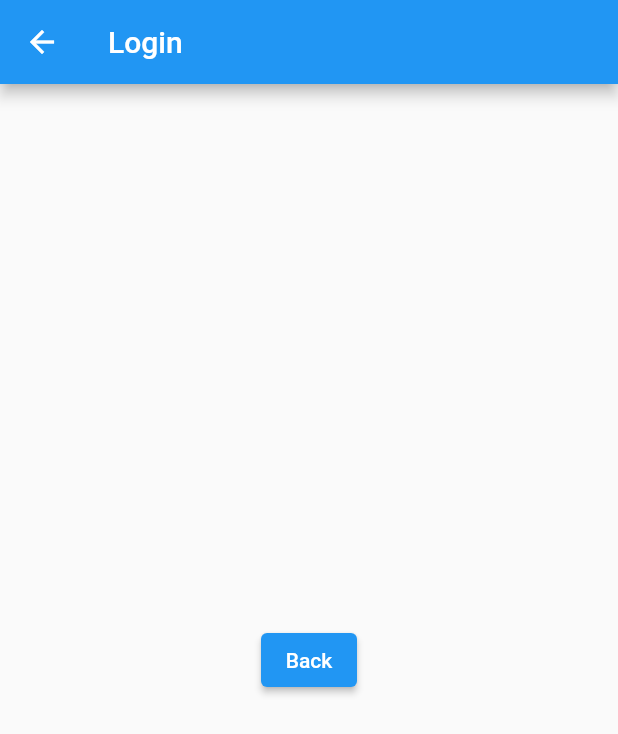
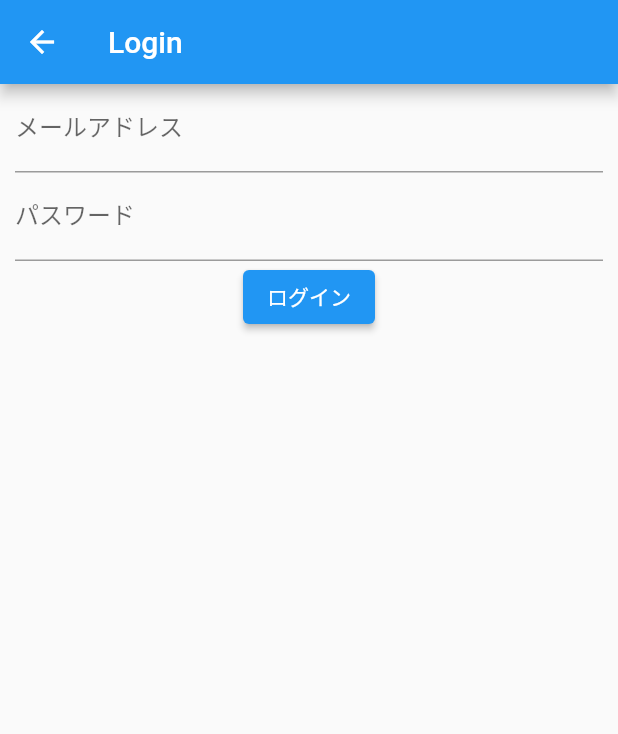
Before and after one commit to yami-beta/flutter-firebase-sample, a Flutter app: the LoginPage screen opened directly, on a phone screen of 412 x 824 dp. Shown: the top 734 px of the screen. Run offline on Flutter 3.47's test engine with Material 2 defaults, Android fonts, the phone set to English and light mode, and no system bars; our stand-ins replace firebase_auth, firebase_core; accounts and stored records are empty.

Commit message:
feat: ログイン機能を実装
メールアドレス、パスワードでのログイン機能を実装
新規登録は無いため Firebase コンソールでアカウントを追加しておく必要がある

```diff
--- a/lib/pages/login_page.dart
+++ b/lib/pages/login_page.dart
@@ -1,4 +1,5 @@
 import 'package:flutter/material.dart';
+import 'package:flutter_firebase_sample/widgets/signin_form.dart';
 
 class LoginPage extends StatelessWidget {
   const LoginPage({Key? key}) : super(key: key);
@@ -9,17 +10,15 @@ class LoginPage extends StatelessWidget {
       appBar: AppBar(
         title: const Text('Login'),
       ),
-      body: Center(
-        child: Column(
-          mainAxisAlignment: MainAxisAlignment.center,
-          children: [
-            ElevatedButton(
-              child: const Text('Back'),
-              onPressed: () {
-                Navigator.of(context).pop();
-              },
-            )
-          ],
+      body: SingleChildScrollView(
+        child: Padding(
+          padding: const EdgeInsets.symmetric(horizontal: 10.0),
+          child: Column(
+            mainAxisAlignment: MainAxisAlignment.center,
+            children: const [
+              SignInForm(),
+            ],
+          ),
         ),
       ),
     );
--- /dev/null
+++ b/lib/widgets/signin_form.dart
@@ -0,0 +1,75 @@
+import 'package:firebase_auth/firebase_auth.dart';
+import 'package:flutter/material.dart';
+import 'package:flutter_firebase_sample/models/auth_model.dart';
+import 'package:provider/provider.dart';
+
+class SignInForm extends StatefulWidget {
+  const SignInForm({Key? key}) : super(key: key);
+
+  @override
+  _SignInFormState createState() => _SignInFormState();
+}
+
+class _SignInFormState extends State<SignInForm> {
+  final _formKey = GlobalKey<FormState>();
+  String email = '';
+  String password = '';
+
+  @override
+  Widget build(context) {
+    final signIn = context.select<
+        AuthModel?,
+        Future<FirebaseAuthException?> Function({
+      required String email,
+      required String password,
+    })?>((auth) => auth?.signInWithEmailAndPassword);
+
+    return Form(
+      key: _formKey,
+      child: Column(
+        mainAxisAlignment: MainAxisAlignment.center,
+        children: [
+          TextFormField(
+            decoration: const InputDecoration(labelText: 'メールアドレス'),
+            keyboardType: TextInputType.emailAddress,
+            onChanged: (value) {
+              setState(() {
+                email = value;
+              });
+            },
+          ),
+          TextFormField(
+            decoration: const InputDecoration(labelText: 'パスワード'),
+            keyboardType: TextInputType.visiblePassword,
+            obscureText: true,
+            onChanged: (value) {
+              setState(() {
+                password = value;
+              });
+            },
+          ),
+          ElevatedButton(
+            child: const Text('ログイン'),
+            onPressed: () async {
+              if (signIn == null) {
+                return;
+              }
+
+              final error = await signIn(email: email, password: password);
+              if (error != null) {
+                return;
+              }
+
+              final navigator = Navigator.of(context);
+              if (navigator.canPop()) {
+                navigator.maybePop();
+              } else {
+                navigator.pushNamedAndRemoveUntil('/', (route) => false);
+              }
+            },
+          ),
+        ],
+      ),
+    );
+  }
+}
```
Also changed, not shown: lib/models/auth_model.dart (+18 -0 lines), lib/pages/home_page.dart (+34 -2 lines), lib/pages/introduction_page.dart (+17 -2 lines), lib/widgets/switch_auth_widget.dart (added, +26 -0 lines).
